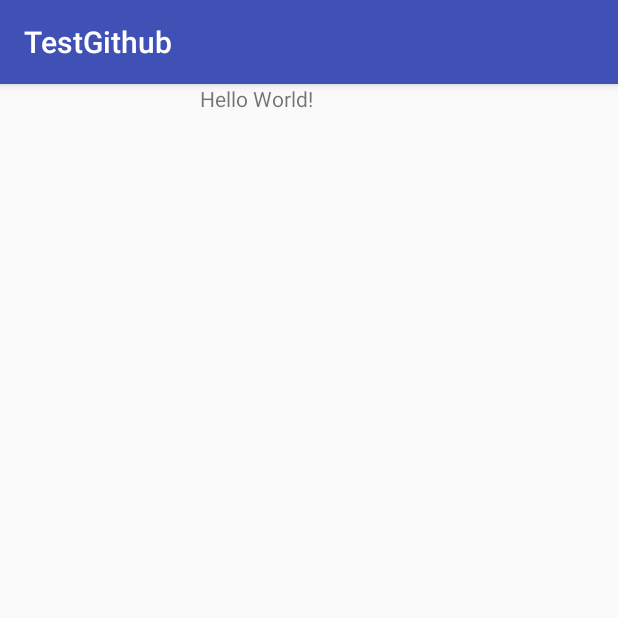
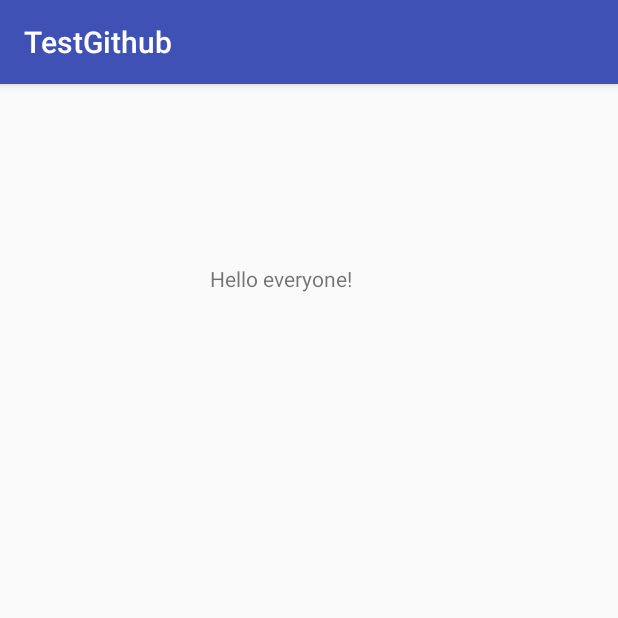
Before and after one commit to KPNavaneeth/TestGithub, an Android app: the screen it shows after launch (MainActivity), on a phone screen of 412 x 824 dp, the top half of it. Run offline under Robolectric (Android 15) with nearby library versions, the phone set to English and light mode, and no system bars.

Commit message:
text changed

```diff
--- a/app/src/main/res/layout/activity_main.xml
+++ b/app/src/main/res/layout/activity_main.xml
@@ -10,12 +10,14 @@
     <TextView
         android:layout_width="wrap_content"
         android:layout_height="wrap_content"
-        android:text="Hello World!"
+        android:layout_alignParentStart="true"
+        android:layout_alignParentTop="true"
+        android:layout_marginStart="140dp"
+        android:layout_marginTop="120dp"
+        android:text="Hello everyone!"
         app:layout_constraintBottom_toBottomOf="parent"
         app:layout_constraintLeft_toLeftOf="parent"
         app:layout_constraintRight_toRightOf="parent"
-        app:layout_constraintTop_toTopOf="parent"
-        android:layout_alignParentStart="true"
-        android:layout_marginStart="133dp" />
+        app:layout_constraintTop_toTopOf="parent" />
 
 </RelativeLayout>
```
